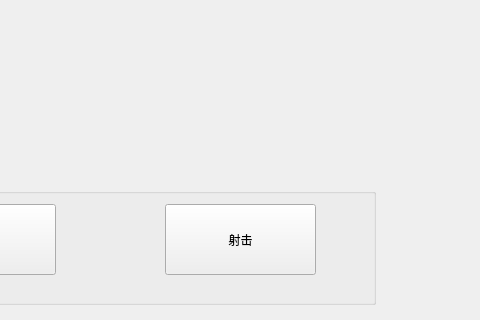
Qt form GUI/GUI.ui (clint456/Aim_PyQT_Socket) before a commit; both pictures show x 355 to 835 and y 446 to 766 of the 962 by 766 pixel window.
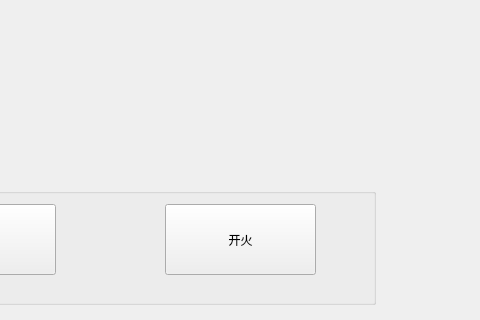
The same form after that commit.

```diff
--- a/GUI/GUI.ui
+++ b/GUI/GUI.ui
@@ -95,7 +95,7 @@
      </rect>
     </property>
     <property name="text">
-     <string>射击</string>
+     <string>开火</string>
     </property>
    </widget>
   </widget>
```
